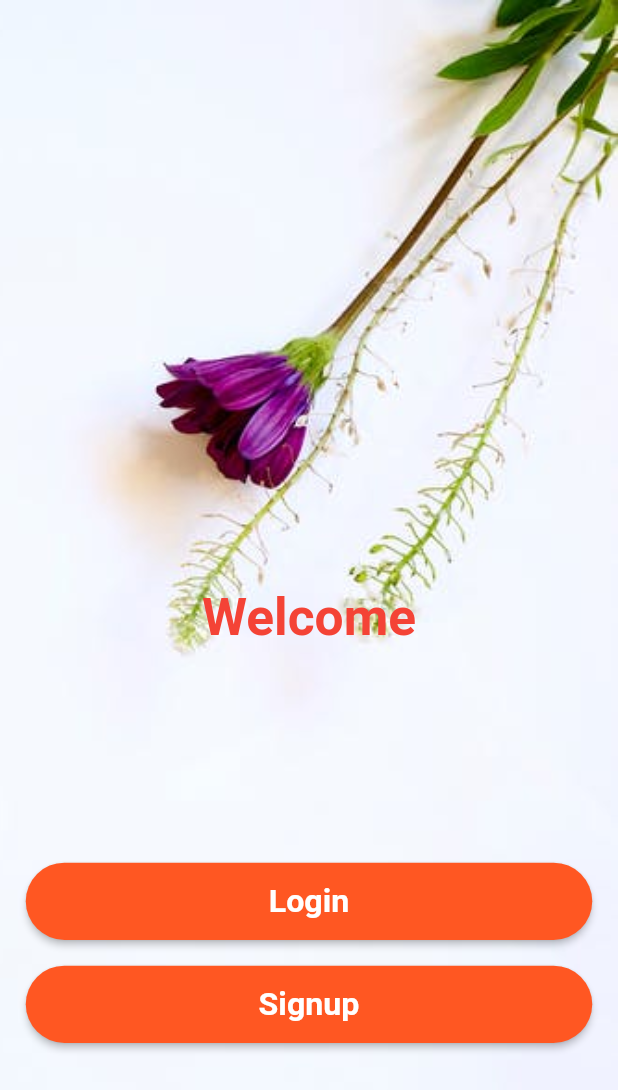
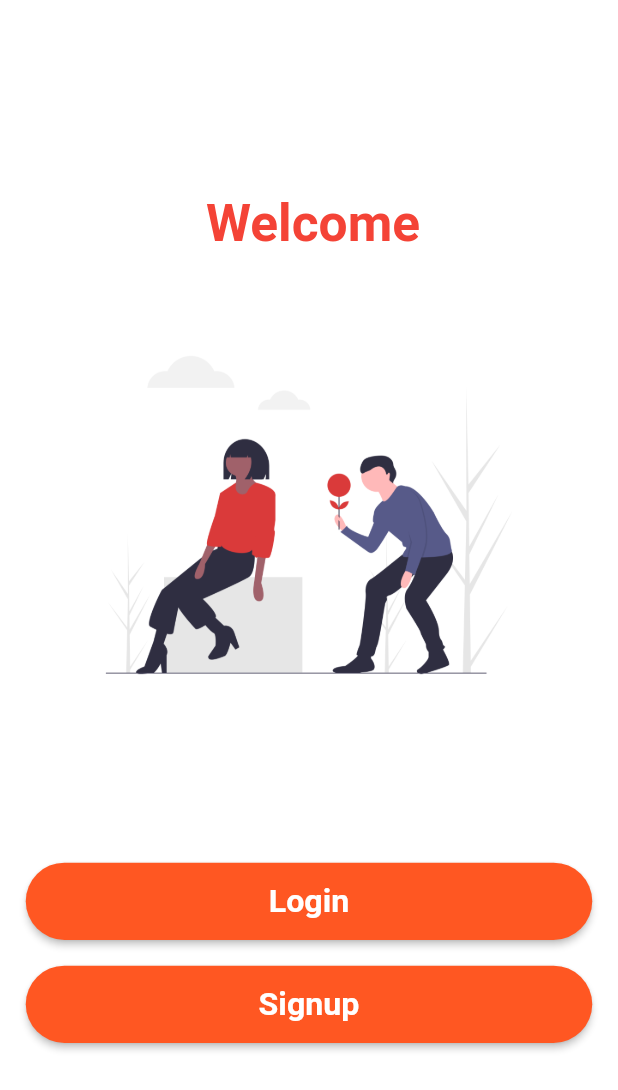
Before and after one commit to Iam-Karan/Flora---Flutter-app, a Flutter app: the screen it shows after launch, on a phone screen of 412 x 824 dp. Shown: the top 1090 px of the screen. Run offline on Flutter 3.47's test engine with Material 2 defaults, Android fonts, the phone set to English and light mode, and no system bars; our stand-ins replace badges, form_field_validator, google_fonts, responsive_framework.

```diff
--- a/lib/Screens/Login/login.dart
+++ b/lib/Screens/Login/login.dart
@@ -98,7 +98,7 @@ class _LoginState extends State<Login> {
                         ),
                         SizedBox(height: 20.0),
                         MaterialButton(
-                          color: Colors.deepOrange,
+                          color: Colors.red,
                           height: 60.0,
                           minWidth: double.infinity,
                           onPressed: () {
--- a/lib/Screens/Login/signup.dart
+++ b/lib/Screens/Login/signup.dart
@@ -141,7 +141,7 @@ class _SignupState extends State<Signup> {
                               style: TextStyle(fontSize: 20.0),
                             ),
                             onTap: () {
-                              Navigator.pushNamed(context, '/login');
+                              Navigator.pop(context);
                             }),
                       ],
                     ),
--- a/lib/Screens/welcome.dart
+++ b/lib/Screens/welcome.dart
@@ -1,4 +1,6 @@
 // import 'dart:async';
+import 'dart:async';
+
 import 'package:flutter/cupertino.dart';
 import 'package:flutter/material.dart';
 
@@ -22,39 +24,43 @@ class Welcome extends StatefulWidget {
 }
 
 class _WelcomeState extends State<Welcome> {
-  // void initState() {
-  //   super.initState();
-  //   Timer(
-  //       Duration(seconds: 60),
-  //       () => Navigator.of(context).pushReplacement(
-  //           MaterialPageRoute(builder: (BuildContext context) => Login())));
-  // }
+  void initState() {
+    super.initState();
+    Timer(Duration(seconds: 30), () => Navigator.pushNamed(context, '/home'));
+  }
 
   @override
   Widget build(BuildContext context) {
     Size size = MediaQuery.of(context).size;
     return Scaffold(
+      backgroundColor: Colors.white,
       body: SingleChildScrollView(
         child: Container(
           height: size.height,
           width: double.infinity,
           child: Stack(
             children: <Widget>[
-              Positioned(
-                top: 0,
-                bottom: 0,
-                right: 0,
-                child: Image.asset(
-                  'assets/images/welcome1.jpeg',
-                  fit: BoxFit.fill,
-                ),
-              ),
-              Center(
+              Container(
+                width: double.infinity,
+                margin: EdgeInsets.only(top: 150, left: 160, right: 150),
                 child: Text(
                   "Welcome",
                   style: kwelcomeLabel,
                 ),
               ),
+
+              Container(
+                margin: EdgeInsets.only(top: 250, left: 10, right: 10),
+                width: double.infinity,
+                height: 300.0,
+                child: Center(
+                  child: Image.asset(
+                    'assets/images/welcome1.png',
+                    fit: BoxFit.fill,
+                  ),
+                ),
+              ),
+
               // Positioned(
               //   top: 0,
               //   left: 0,
```
Also changed, not shown: lib/Screens/Details/user_details.dart (added, +131 -0 lines), lib/Screens/Home/drawer.dart (+7 -6 lines), assets/images/welcome1.jpeg (deleted), assets/images/welcome1.png (added).
